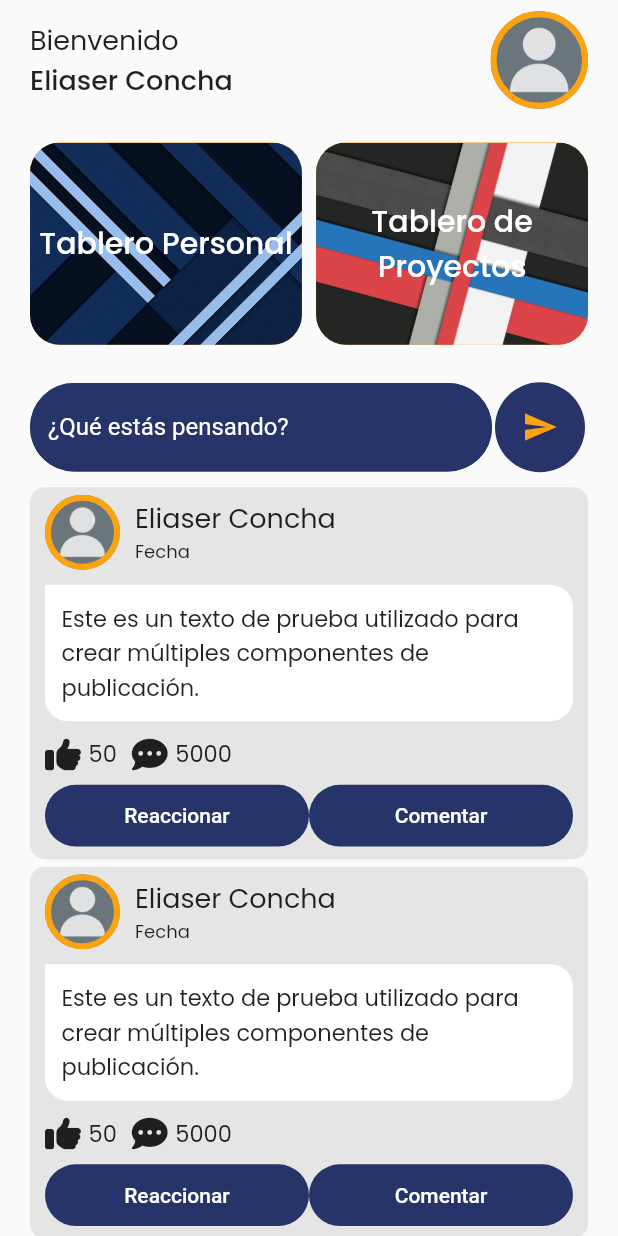
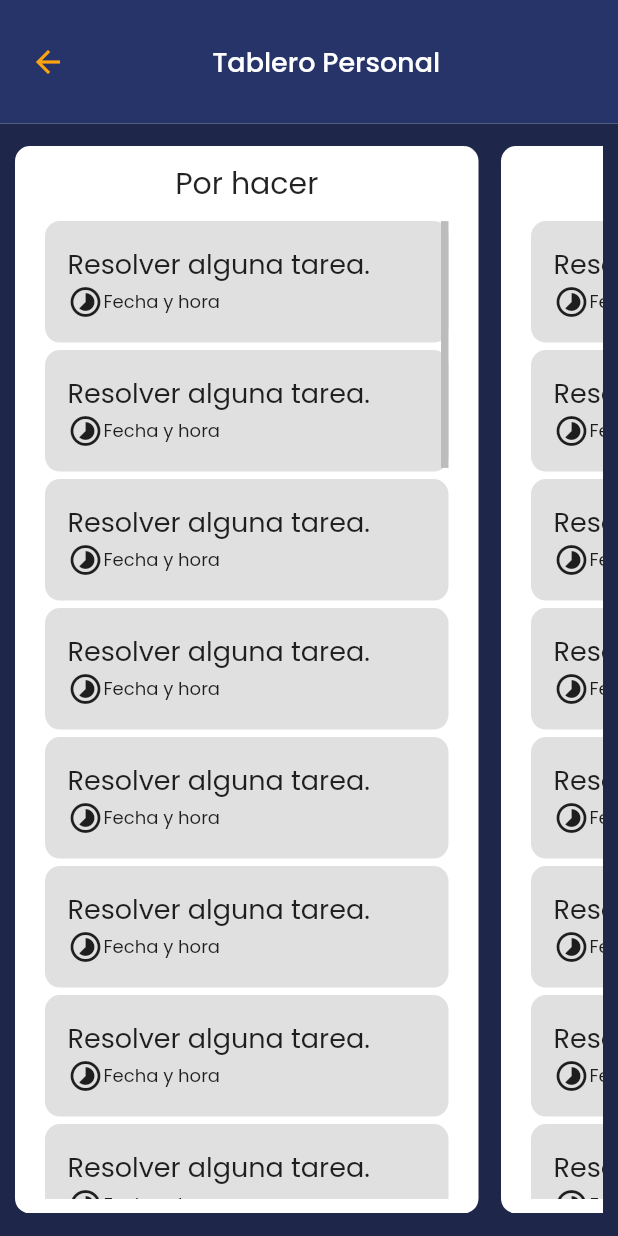
Before and after one commit to eliasercs/HelloNetwork, a Flutter app: the Dashboard screen opened by its route, after a tap on "Tablero Personal", on a phone screen of 412 x 824 dp. Run offline on Flutter 3.47's test engine with Material 2 defaults, Android fonts, the phone set to English and light mode, and no system bars; our stand-ins replace fluttericon; network calls fail.

Commit message:
feat(movil): Kanban Model

```diff
--- a/hello_network_app/lib/main.dart
+++ b/hello_network_app/lib/main.dart
@@ -1,6 +1,7 @@
 import 'package:flutter/material.dart';
 import 'package:hello_network_app/src/pages/dashboard.dart';
 import 'package:hello_network_app/src/pages/index.dart';
+import 'package:hello_network_app/src/pages/kanban.dart';
 import 'package:hello_network_app/src/pages/profile.dart';
 import 'package:hello_network_app/src/pages/slideshow.dart';
 import 'package:hello_network_app/src/pages/test.dart';
@@ -31,6 +32,9 @@ class MainApp extends StatelessWidget {
           String id = "1";
           return profilePage(id);
         },
+        "/kanban": (context) {
+          return kanban("Tablero Personal");
+        },
         "/test": (BuildContext context) {
           return const TestApp();
         }
--- /dev/null
+++ b/hello_network_app/lib/src/pages/kanban.dart
@@ -0,0 +1,166 @@
+import "package:flutter/material.dart";
+import "package:hello_network_app/src/widgets/navbar.dart";
+
+class _tasks extends StatefulWidget {
+  const _tasks({super.key});
+
+  @override
+  State<_tasks> createState() => _tasksState();
+}
+
+class _tasksState extends State<_tasks> {
+  final ScrollController controller = ScrollController();
+
+  @override
+  Widget build(BuildContext context) {
+    final size = MediaQuery.of(context).size;
+
+    return Container(
+      width: size.width,
+      height: size.height,
+      child: SizedBox(
+        child: Scrollbar(
+            thickness: 5,
+            thumbVisibility: true,
+            controller: controller,
+            child: ListView.builder(
+              controller: controller,
+              itemCount: 30,
+              itemBuilder: (context, index) => _task(),
+            )),
+      ),
+    );
+  }
+}
+
+class _task extends StatelessWidget {
+  const _task({
+    super.key,
+  });
+
+  @override
+  Widget build(BuildContext context) {
+    return Container(
+        padding: EdgeInsets.all(15),
+        margin: EdgeInsets.only(bottom: 5),
+        decoration: BoxDecoration(
+            color: Colors.black12, borderRadius: BorderRadius.circular(10)),
+        child: Column(
+          crossAxisAlignment: CrossAxisAlignment.start,
+          children: [
+            Text(
+              "Resolver alguna tarea.",
+              style: TextStyle(fontFamily: "Poppins", fontSize: 18),
+            ),
+            Row(
+              children: [
+                Icon(
+                  Icons.timelapse,
+                  size: 24,
+                ),
+                Text(
+                  "Fecha y hora",
+                  style: TextStyle(fontFamily: "Poppins", fontSize: 12),
+                )
+              ],
+            )
+          ],
+        ));
+  }
+}
+
+class _kanbanModel extends StatelessWidget {
+  const _kanbanModel({super.key});
+
+  @override
+  Widget build(BuildContext context) {
+    final size = MediaQuery.of(context).size;
+
+    return Container(
+      width: size.width,
+      height: size.height,
+      padding: EdgeInsets.symmetric(horizontal: 10, vertical: 15),
+      decoration: BoxDecoration(color: Color(0xff1E2749)),
+      child: LayoutBuilder(
+        builder: (context, constraints) => SingleChildScrollView(
+          scrollDirection: Axis.horizontal,
+          child: _StatusRows(size: size),
+        ),
+      ),
+    );
+  }
+}
+
+class _StatusRows extends StatelessWidget {
+  const _StatusRows({
+    super.key,
+    required this.size,
+  });
+
+  final Size size;
+
+  @override
+  Widget build(BuildContext context) {
+    return Row(children: [
+      _StatusKanban(
+        size: size,
+        status: "Por hacer",
+      ),
+      SizedBox(
+        width: 15,
+      ),
+      _StatusKanban(size: size, status: "En proceso"),
+      SizedBox(
+        width: 15,
+      ),
+      _StatusKanban(size: size, status: "Completado"),
+      SizedBox(
+        width: 15,
+      ),
+      _StatusKanban(size: size, status: "Canceladas")
+    ]);
+  }
+}
+
+class _StatusKanban extends StatelessWidget {
+  const _StatusKanban({super.key, required this.size, required this.status});
+
+  final Size size;
+  final String status;
+
+  @override
+  Widget build(BuildContext context) {
+    return Container(
+      width: size.width * 0.75,
+      padding: EdgeInsets.symmetric(horizontal: 20, vertical: 10),
+      decoration: BoxDecoration(
+          color: Colors.white, borderRadius: BorderRadius.circular(10)),
+      child: Column(children: [
+        Container(
+          margin: EdgeInsets.only(bottom: 10),
+          child: Text(
+            status,
+            style: TextStyle(fontFamily: "Poppins", fontSize: 20),
+          ),
+        ),
+        Expanded(child: _tasks())
+      ]),
+    );
+  }
+}
+
+class kanban extends StatelessWidget {
+  final String title;
+
+  const kanban(this.title, {super.key});
+
+  @override
+  Widget build(BuildContext context) {
+    return Scaffold(
+      body: SafeArea(
+          child: Column(
+        children: [navbarRoute(title), Expanded(child: _kanbanModel())],
+      )),
+    );
+  }
+}
--- a/hello_network_app/lib/src/pages/profile.dart
+++ b/hello_network_app/lib/src/pages/profile.dart
@@ -218,7 +218,7 @@ class profilePage extends StatelessWidget {
       body: SafeArea(
           child: Column(
         children: [
-          navbarRoute(),
+          navbarRoute("Perfil de Usuario"),
           navBarProfile(id),
           Expanded(child: profileBody())
         ],
--- a/hello_network_app/lib/src/widgets/navbar.dart
+++ b/hello_network_app/lib/src/widgets/navbar.dart
@@ -42,7 +42,9 @@ class navbarDashboard extends StatelessWidget {
 }
 
 class navbarRoute extends StatelessWidget {
-  navbarRoute({super.key});
+  final String title;
+
+  navbarRoute(this.title, {super.key});
 
   @override
   Widget build(BuildContext context) {
@@ -60,7 +62,7 @@ class navbarRoute extends StatelessWidget {
             print("back");
           }),
           Text(
-            "Perfil de usuario",
+            title,
             style: TextStyle(
                 fontFamily: "PoppinsMedium", fontSize: 18, color: Colors.white),
           ),
--- a/hello_network_app/lib/src/widgets/tab.dart
+++ b/hello_network_app/lib/src/widgets/tab.dart
@@ -53,7 +53,7 @@ class tab extends StatelessWidget {
       padding: EdgeInsets.symmetric(horizontal: 20, vertical: 15),
       child: Row(mainAxisAlignment: MainAxisAlignment.spaceBetween, children: [
         _tabButton("Tablero Personal", "graphics/bg/1.jpg", () {
-          print("Personal");
+          Navigator.pushNamed(context, "/kanban");
         }),
         _tabButton("Tablero de Proyectos", "graphics/bg/2.jpg", () {
           print("Proyectos");
```
